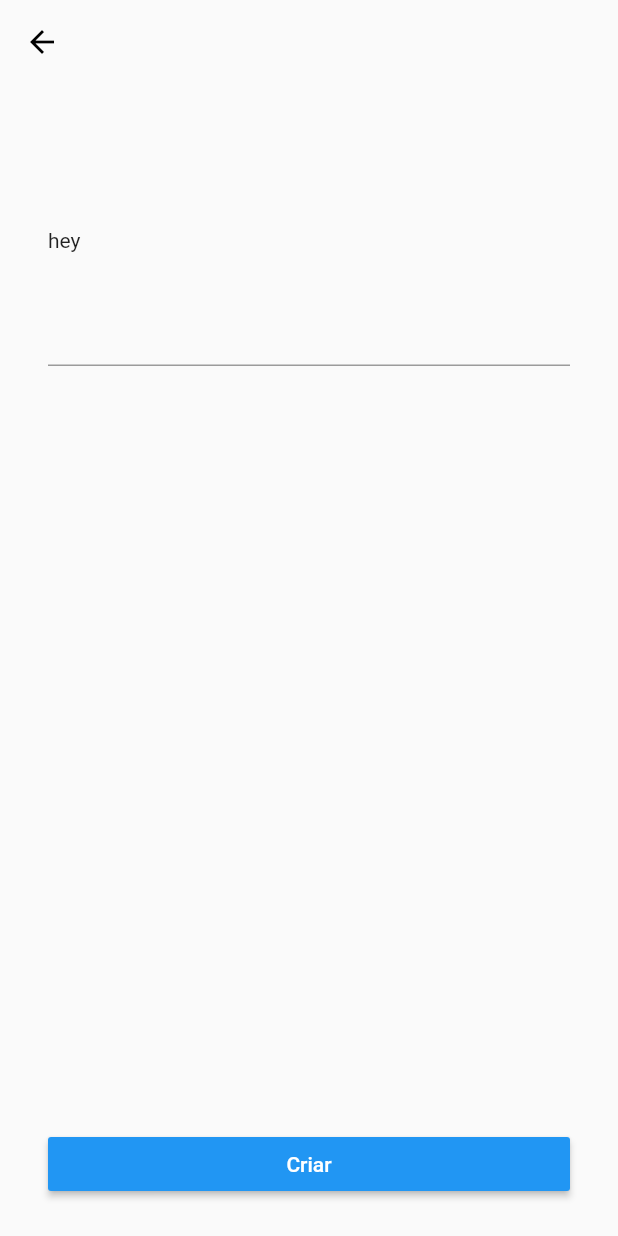
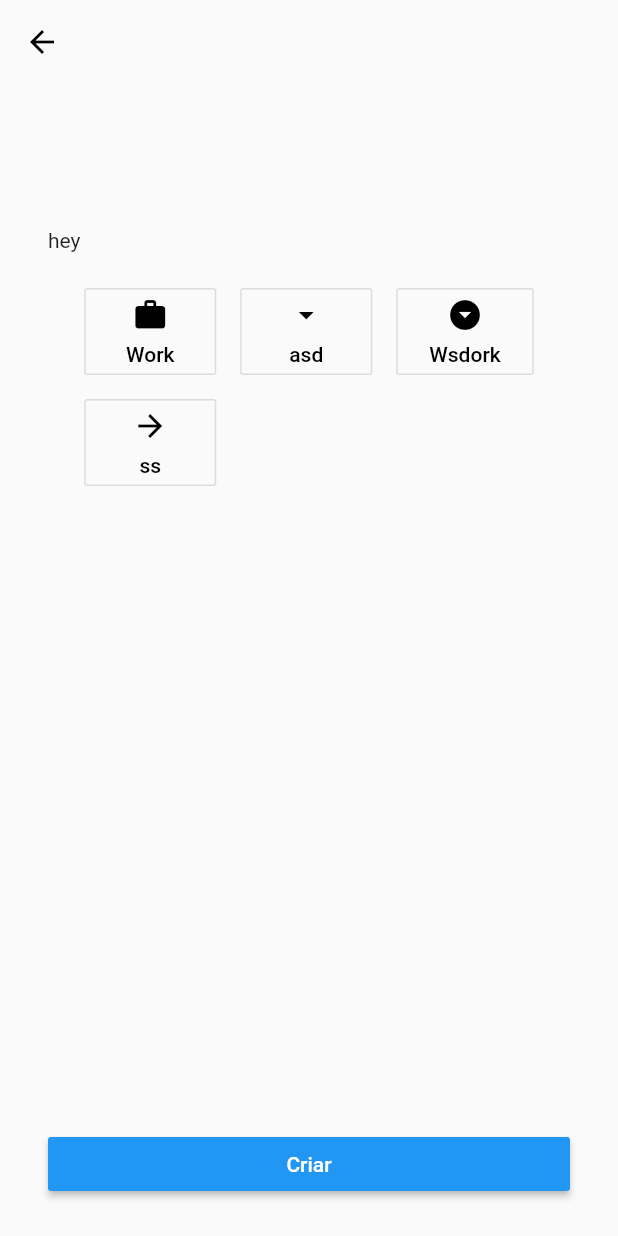
Before and after one commit to bruunoromero/dante, a Flutter app: the CreateScreen screen opened directly, scrolled down 2304 dp, on a phone screen of 412 x 824 dp. Run offline on Flutter 3.47's test engine with Material 2 defaults, Android fonts, the phone set to English and light mode, and no system bars; our stand-ins replace cloud_firestore; missing offline and left inert: reflectable, validate; accounts and stored records are empty; generated files the repository leaves out were written again.

Commit message:
improved create page

```diff
--- a/lib/models/goal.dart
+++ b/lib/models/goal.dart
@@ -8,9 +8,9 @@ part 'goal.g.dart';
 class Goal extends BaseModel {
   @PrimaryKey()
   String id;
-  String date;
   String title;
   String aspect;
+  String date;
   String howToMesure;
 
   Goal({
--- a/lib/screens/create/aspect_field.dart
+++ b/lib/screens/create/aspect_field.dart
@@ -2,14 +2,53 @@ import 'package:flutter/material.dart';
 import 'package:dante/screens/create/field_container.dart';
 
 class AspectField extends Field {
-  AspectField({hasValue, onChange, onTap, button, focusNode, controller})
+  AspectField({hasValue, onChange, button, controller})
       : super(
-          onTap: onTap,
           button: button,
           hasValue: hasValue,
           onChange: onChange,
           controller: controller,
         );
+
+  Widget _buildOption(BuildContext context, IconData icon, String text) {
+    final isSelected = controller.text == text;
+    final color = isSelected ? Colors.white : Colors.black;
+
+    final child = Padding(
+      padding: EdgeInsets.all(6),
+      child: Column(
+        children: <Widget>[
+          Icon(
+            icon,
+            color: color,
+          ),
+          SizedBox(
+            height: 6,
+          ),
+          Text(
+            text,
+            style: TextStyle(color: color),
+          ),
+        ],
+      ),
+    );
+    final onPressed = () {
+      onChange(text);
+    };
+
+    if (isSelected) {
+      return RaisedButton(
+        child: child,
+        onPressed: onPressed,
+        color: Theme.of(context).primaryColor,
+      );
+    }
+
+    return OutlineButton(
+      child: child,
+      onPressed: onPressed,
+    );
+  }
 
   @override
   Widget build(BuildContext context) {
@@ -17,36 +56,18 @@ class AspectField extends Field {
       title: "hey",
       button: button,
       hasValue: hasValue,
-      child: InkWell(
-        onTap: () {
-          onTap(
-            (context) {
-              return SafeArea(
-                child: Column(
-                  mainAxisSize: MainAxisSize.min,
-                  children: [
-                    ListTile(
-                      onTap: () {
-                        Navigator.of(context).pop();
-                        onChange("Work");
-                      },
-                      leading: Icon(Icons.work),
-                      title: Text("Work"),
-                    )
-                  ],
-                ),
-              );
-            },
-          );
-        },
-        child: AbsorbPointer(
-          child: TextField(
-            controller: controller,
-            style: TextStyle(
-              fontSize: 24,
-              color: Colors.black,
-            ),
-          ),
+      child: Center(
+        child: Wrap(
+          spacing: 16,
+          runSpacing: 16,
+          direction: Axis.horizontal,
+          alignment: WrapAlignment.start,
+          children: <Widget>[
+            _buildOption(context, Icons.work, "Work"),
+            _buildOption(context, Icons.arrow_drop_down, "asd"),
+            _buildOption(context, Icons.arrow_drop_down_circle, "Wsdork"),
+            _buildOption(context, Icons.arrow_forward, "ss"),
+          ],
         ),
       ),
     );
--- a/lib/screens/create/field_container.dart
+++ b/lib/screens/create/field_container.dart
@@ -34,9 +34,15 @@ class CreateFieldContainer extends StatelessWidget {
                       ),
                     ],
                   ),
-                  Container(
-                    child: child,
-                  ),
+                  Row(
+                    children: <Widget>[
+                      Expanded(
+                        child: Container(
+                          child: child,
+                        ),
+                      ),
+                    ],
+                  )
                 ],
               ),
             ),
--- a/lib/screens/create/title_field.dart
+++ b/lib/screens/create/title_field.dart
@@ -15,7 +15,7 @@ class TitleField extends Field {
     return CreateFieldContainer(
       button: button,
       hasValue: hasValue,
-      title: "Qual a sua meta?",
+      title: "Qual o seu objetivo?",
       child: TextField(
         onChanged: onChange,
         focusNode: focusNode,
--- /dev/null
+++ b/lib/utils.dart
@@ -0,0 +1,11 @@
+import 'package:flutter/material.dart';
+
+IconData textToIcon(String text) {
+  final lText = text.toLowerCase();
+
+  if(lText == "work") {
+    return Icons.work;
+  }
+
+  return null;
+}
--- a/pubspec.yaml
+++ b/pubspec.yaml
@@ -15,6 +15,7 @@ environment:
 dependencies:
   flutter:
     sdk: flutter
+  intl: ^0.15.7
   validate: ^1.7.0
   reflectable: ^2.0.9
   build_runner: ^1.1.3
```
Also changed, not shown: lib/screens/create/form.dart (+8 -6 lines), lib/screens/home/goal_card.dart (+12 -12 lines).
